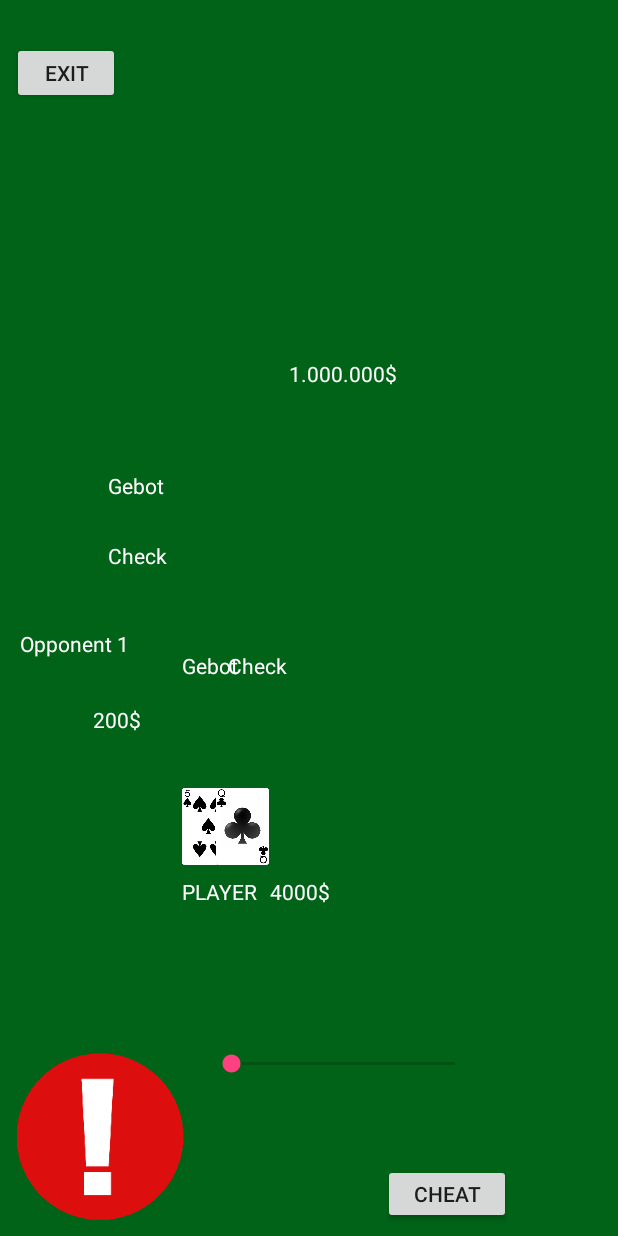
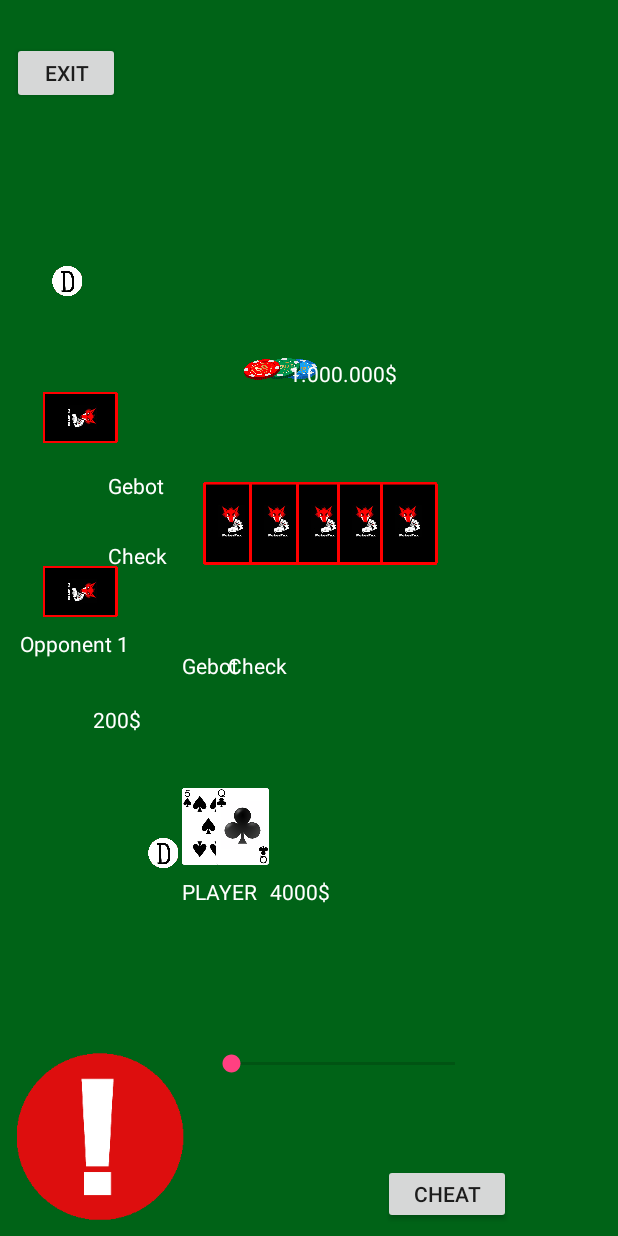
Before and after one commit to mamanigrasso/PartyPoker, an Android app: the GameActivity screen opened directly, with no data from a screen before it, on a phone screen of 412 x 824 dp. Run offline under Robolectric (Android 15) with nearby library versions, the phone set to English and light mode, and no system bars; libraries missing offline, so code that uses them is left out: com.bluelinelabs.logansquare, com.peak.salut.

Commit message:
bug in adapterActivity fixed

```diff
--- a/app/src/main/java/at/aau/pokerfox/partypoker/activities/GameActivity.java
+++ b/app/src/main/java/at/aau/pokerfox/partypoker/activities/GameActivity.java
@@ -170,7 +170,6 @@ public class GameActivity extends AppCompatActivity implements Observer,ModActIn
         }
 
 
-
         createAllViews();
 
         if (PartyPokerApplication.isHost()) {  // if is host
@@ -195,6 +194,7 @@ public class GameActivity extends AppCompatActivity implements Observer,ModActIn
         initialiseCheatButtons();
         hideCheatButtons();
         setCheatButtonsVisible();
+        chooseOneCardFromDeck();
 
         this.receiver = new PokerBroadcastReceiver();
 
--- a/app/src/main/res/layout/activity_cardimages_row.xml
+++ b/app/src/main/res/layout/activity_cardimages_row.xml
@@ -6,7 +6,7 @@
     android:layout_width="match_parent"
     android:layout_height="match_parent">
 
-    <ImageView
+   <ImageView
         android:id="@+id/adapterImage"
         android:layout_width="61dp"
         android:layout_height="80dp"
@@ -14,7 +14,7 @@
         android:layout_marginStart="64dp"
         android:layout_marginTop="16dp"
         android:scaleType="centerInside"
-        android:srcCompat="@drawable/clubs_jack"
+        app:srcCompat="@drawable/clubs_jack"
         app:layout_constraintBottom_toBottomOf="parent"
         app:layout_constraintStart_toStartOf="parent"
         app:layout_constraintTop_toTopOf="parent"
```
